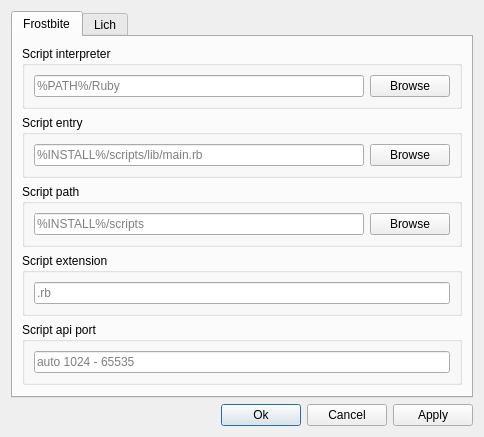
Old version of the form gui/scriptsettingsdialog.ui in the repository matoom/frostbite.
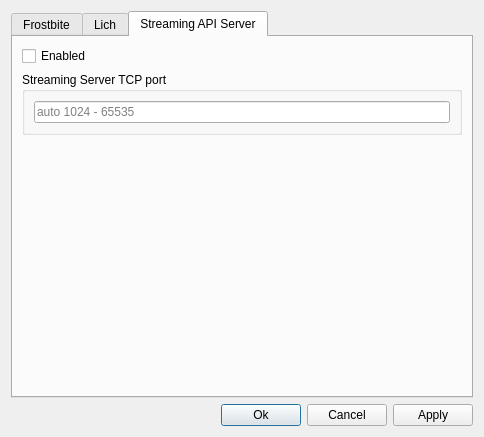
New version of the form. The open tabs and pages were chosen to show the change. Icons and pictures are not drawn.

Patch:
```diff
--- a/gui/scriptsettingsdialog.ui
+++ b/gui/scriptsettingsdialog.ui
@@ -296,6 +296,55 @@
        </item>
       </layout>
      </widget>
+
+
+     <widget class="QWidget" name="streamingServerTab">
+       <attribute name="title">
+         <string>Streaming API Server</string>
+       </attribute>
+       <layout class="QVBoxLayout" name="verticalLayout_11">
+           <item>
+            <widget class="QCheckBox" name="streamingServerEnabled">
+             <property name="text">
+              <string>Enabled</string>
+             </property>
+            </widget>
+           </item>
+         <item>
+           <widget class="QGroupBox" name="groupBox_9">
+             <property name="title">
+               <string>Streaming Server TCP port</string>
+             </property>
+             <layout class="QVBoxLayout" name="verticalLayout_13">
+               <item>
+                 <layout class="QHBoxLayout" name="horizontalLayout_13">
+                   <item>
+                     <widget class="QLineEdit" name="streamingPortInput">
+                       <property name="placeholderText">
+                         <string>auto 1024 - 65535 </string>
+                       </property>
+                     </widget>
+                   </item>
+                 </layout>
+               </item>
+             </layout>
+           </widget>
+         </item>
+       <item>
+        <spacer name="verticalSpacer">
+         <property name="orientation">
+          <enum>Qt::Vertical</enum>
+         </property>
+         <property name="sizeHint" stdset="0">
+          <size>
+           <width>20</width>
+           <height>40</height>
+          </size>
+         </property>
+        </spacer>
+       </item>         
+       </layout>
+     </widget>
     </widget>
    </item>
    <item>
```
